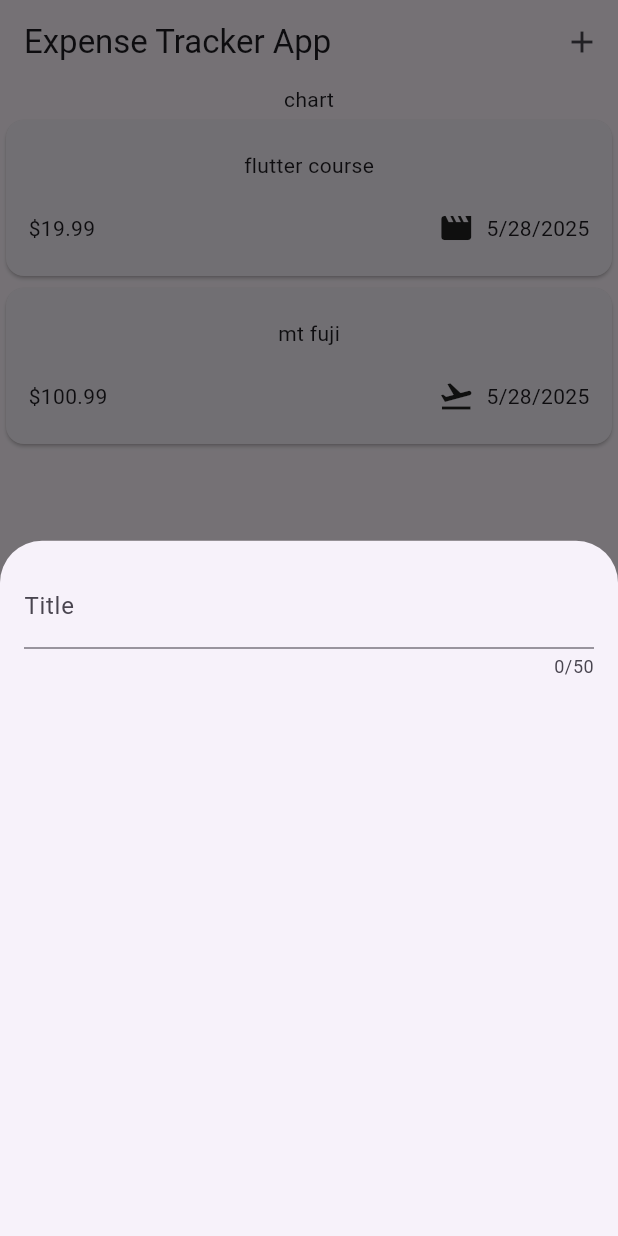
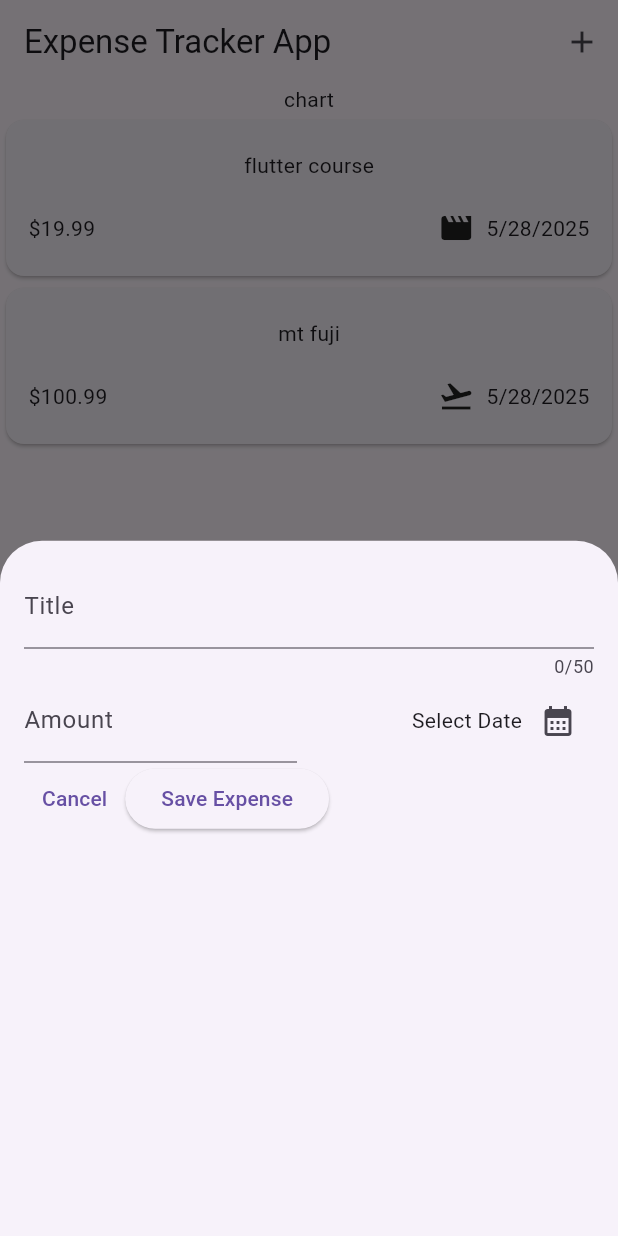
Before and after one commit to ChetanVarunKanipakam/ExpenseTrackerApp, a Flutter app: the screen it shows after launch, after a tap on the "add" icon, on a phone screen of 412 x 824 dp. Run offline on Flutter 3.47's test engine with Material 3 defaults, Android fonts, the phone set to English and light mode, and no system bars.

Commit message:
updated modal

```diff
--- a/lib/widgets/new_expense.dart
+++ b/lib/widgets/new_expense.dart
@@ -10,6 +10,24 @@ class NewExpense extends StatefulWidget {
 }
 
 class _NewExpenseState extends State<NewExpense> {
+  final _titleController=TextEditingController();
+  final _amountController=TextEditingController();
+
+
+  void _showDatePicker(){
+    final initialDate=DateTime.now();
+    final firstDate=DateTime(initialDate.year-1,initialDate.month,initialDate.day);
+    final lastDate=DateTime.now();
+    showDatePicker(context: context, initialDate: initialDate,firstDate: firstDate, lastDate: lastDate);
+  }
+
+  @override
+  void dispose() {
+    _titleController.dispose();
+    _amountController.dispose();
+    super.dispose();
+  }
+
   @override
   Widget build(BuildContext context) {
     return Padding(
@@ -17,11 +35,42 @@ class _NewExpenseState extends State<NewExpense> {
       child: Column(
         children: [
           TextField(
+            controller: _titleController,
             maxLength: 50,
             decoration: InputDecoration(
               label: Text("Title")
             ),
           ),
+          Row(children: [
+            Expanded(child: TextField(
+            controller: _amountController,
+            keyboardType: TextInputType.number,
+            decoration: InputDecoration(
+              prefixText: "\$ ",
+              label: Text("Amount")
+            ),
+          )),
+          const SizedBox(width: 16,),
+          Expanded(child: Row(
+            mainAxisAlignment: MainAxisAlignment.end,
+            children: [
+            Text("Select Date"),
+            IconButton(onPressed: _showDatePicker,
+             icon:const  Icon(Icons.calendar_month))
+          ],))
+          ],),
+
+          Row(children: [
+            TextButton(onPressed: (){
+              Navigator.pop(context);
+            },
+             child: Text("Cancel"),
+             ),
+            ElevatedButton(onPressed: (){
+              print(_titleController.text);
+            }, child: Text("Save Expense"),
+            ),
+          ],)
           // Expanded(child: Row(children: [
           //   TextField(
           //     decoration: InputDecoration(
```
